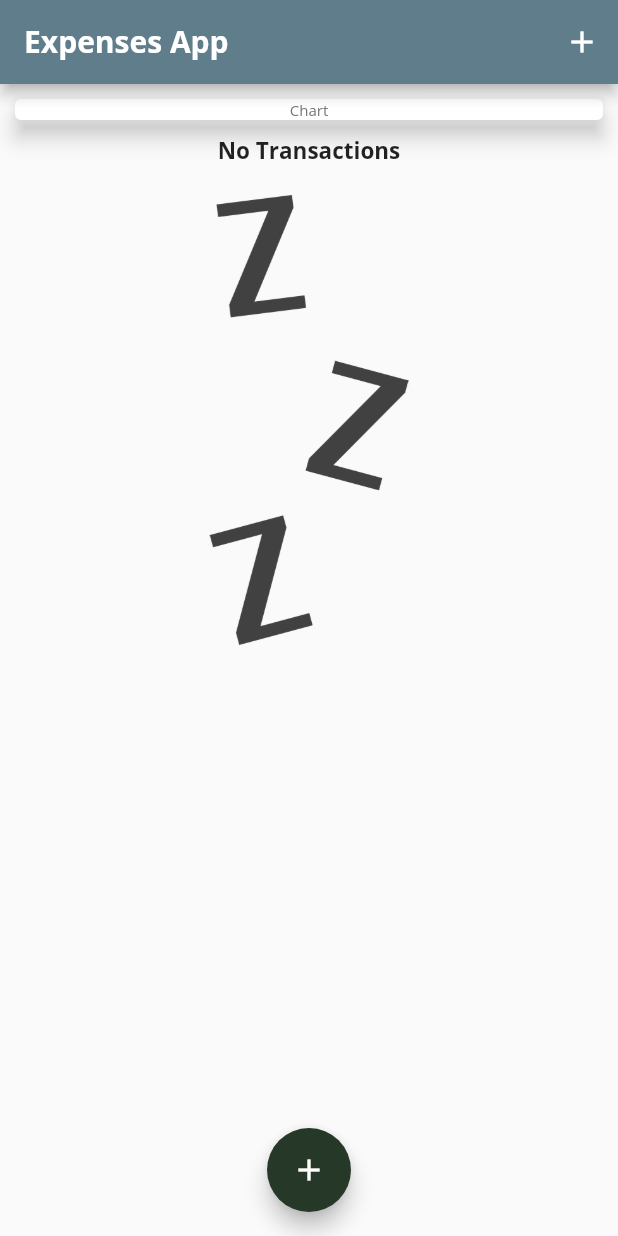
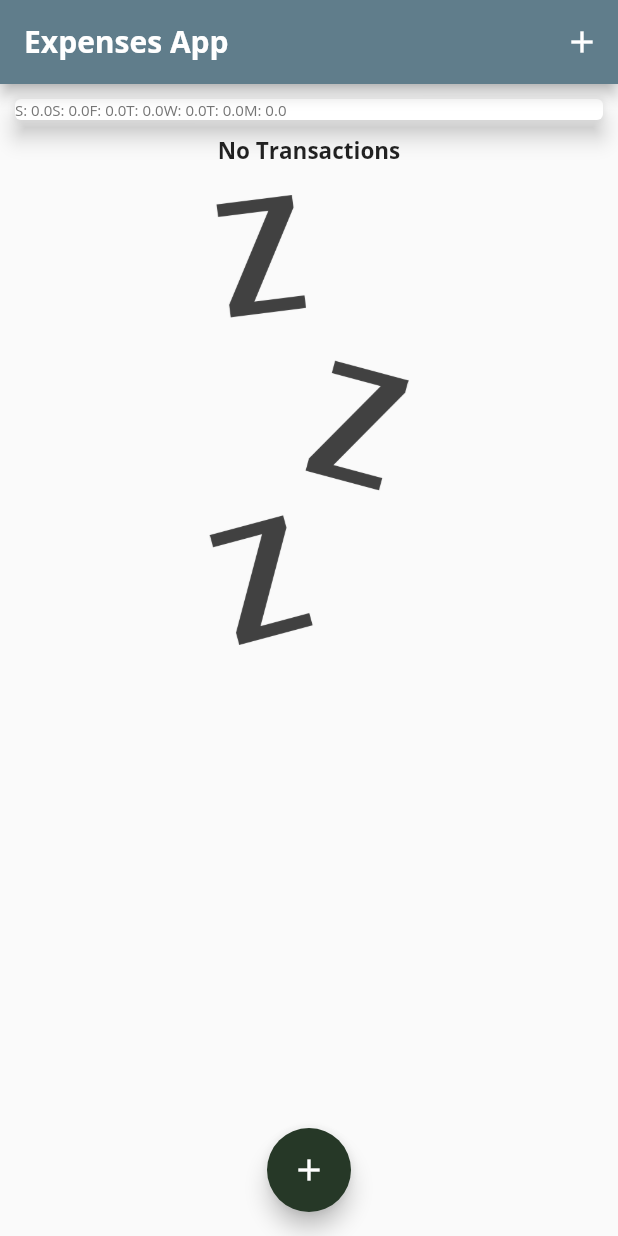
Before and after one commit to JesusMF23/expenses_app_1, a Flutter app: the screen it shows after launch, on a phone screen of 412 x 824 dp. Run offline on Flutter 3.47's test engine with Material 2 defaults, Android fonts, the phone set to English and light mode, and no system bars.

Commit message:
104. Creating Bars for our Chart

```diff
--- a/expenses_app/lib/widgets/chart.dart
+++ b/expenses_app/lib/widgets/chart.dart
@@ -21,7 +21,7 @@ class Chart extends StatelessWidget {
         }
       }
       return {
-        'day': DateFormat.E().format(weekDay),
+        'day': DateFormat.E().format(weekDay).substring(0, 1),
         'amount': totalSum,
       };
     });
@@ -34,10 +34,9 @@ class Chart extends StatelessWidget {
       elevation: 6,
       margin: EdgeInsets.all(10),
       child: Row(
-        mainAxisAlignment: MainAxisAlignment.spaceAround,
-        children: <Widget>[
-          Text('Chart'),
-        ],
+        children: groupedTransactionValues.map((data) {
+          return Text("${data['day']}: ${data['amount']}");
+        }).toList(),
       ),
     );
   }
```
Also changed, not shown: expenses_app/lib/widgets/chart_bar.dart (added, +50 -0 lines).
